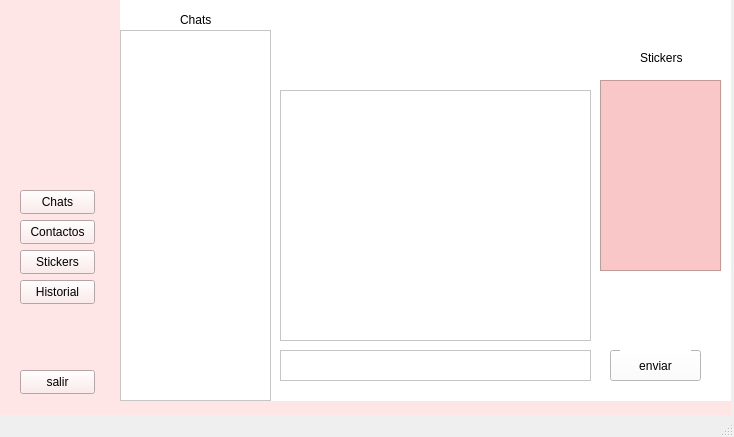
First picture: the form in mainwindow.ui, repository Scastelar/Chat, before the edit.
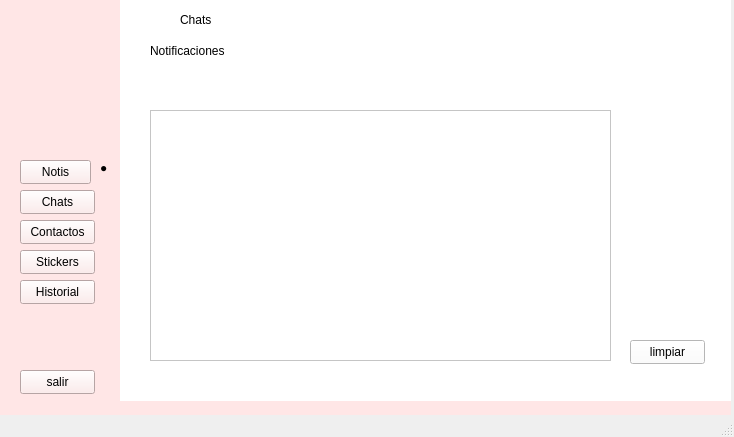
Second picture: the form after the edit. The open tabs and pages were chosen to show the change. Icons and pictures are not drawn.

What changed in the file:
```diff
--- a/mainwindow.ui
+++ b/mainwindow.ui
@@ -737,7 +737,7 @@
            <rect>
             <x>490</x>
             <y>330</y>
-            <width>91</width>
+            <width>101</width>
             <height>31</height>
            </rect>
           </property>
@@ -761,7 +761,7 @@
             <x>0</x>
             <y>10</y>
             <width>151</width>
-            <height>371</height>
+            <height>311</height>
            </rect>
           </property>
          </widget>
@@ -1104,6 +1104,47 @@
           </property>
          </widget>
         </widget>
+        <widget class="QWidget" name="page_11">
+         <widget class="QLabel" name="label_24">
+          <property name="geometry">
+           <rect>
+            <x>30</x>
+            <y>10</y>
+            <width>261</width>
+            <height>41</height>
+           </rect>
+          </property>
+          <property name="styleSheet">
+           <string notr="true">font: 600 22pt &quot;Segoe UI&quot;;</string>
+          </property>
+          <property name="text">
+           <string>Notificaciones</string>
+          </property>
+         </widget>
+         <widget class="QListWidget" name="listWidget_3">
+          <property name="geometry">
+           <rect>
+            <x>30</x>
+            <y>90</y>
+            <width>461</width>
+            <height>251</height>
+           </rect>
+          </property>
+         </widget>
+         <widget class="QPushButton" name="pushButton_18">
+          <property name="geometry">
+           <rect>
+            <x>510</x>
+            <y>320</y>
+            <width>75</width>
+            <height>24</height>
+           </rect>
+          </property>
+          <property name="text">
+           <string>limpiar</string>
+          </property>
+         </widget>
+        </widget>
        </widget>
        <widget class="QLabel" name="chatLabel">
         <property name="geometry">
@@ -1148,6 +1189,32 @@
          <string>Stickers</string>
         </property>
        </widget>
+       <widget class="QPushButton" name="pushButton_17">
+        <property name="geometry">
+         <rect>
+          <x>20</x>
+          <y>160</y>
+          <width>71</width>
+          <height>24</height>
+         </rect>
+        </property>
+        <property name="text">
+         <string>Notis</string>
+        </property>
+       </widget>
+       <widget class="QLabel" name="label_25">
+        <property name="geometry">
+         <rect>
+          <x>100</x>
+          <y>160</y>
+          <width>16</width>
+          <height>16</height>
+         </rect>
+        </property>
+        <property name="text">
+         <string>●</string>
+        </property>
+       </widget>
       </widget>
       <widget class="QWidget" name="page_6"/>
      </widget>
```
Left out of the diff: 65 changed lines with no effect on the pictures.
